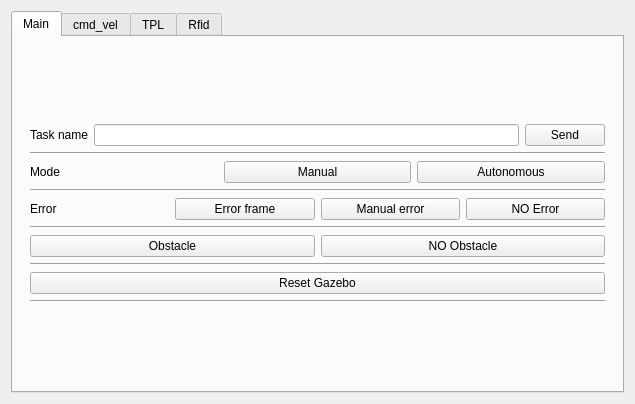
agribot-2-0/agribot_simulation, file scripts/ui/mobile_app_sim.ui: the form before one commit.
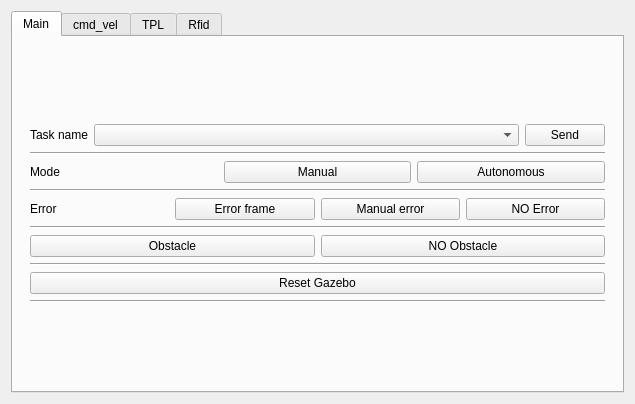
The form after the commit.

Commit message: Change task text to task combobox

The edit to the form file:
```diff
--- a/scripts/ui/mobile_app_sim.ui
+++ b/scripts/ui/mobile_app_sim.ui
@@ -50,7 +50,14 @@
               </widget>
              </item>
              <item>
-              <widget class="QLineEdit" name="text_task_name"/>
+              <widget class="QComboBox" name="combo_task_name">
+               <property name="sizePolicy">
+                <sizepolicy hsizetype="Expanding" vsizetype="Fixed">
+                 <horstretch>0</horstretch>
+                 <verstretch>0</verstretch>
+                </sizepolicy>
+               </property>
+              </widget>
              </item>
              <item>
               <widget class="QPushButton" name="button_send_task">
```
The commit also changes 1 other file.
